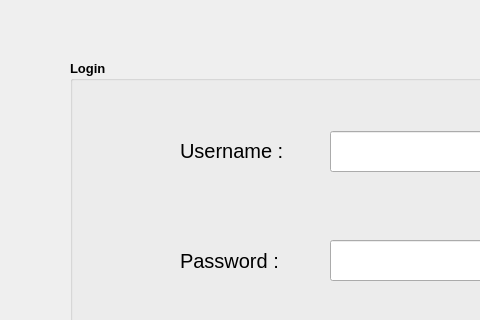
Above: login.ui from Hossein-Fazel/UI-final-project before the change; both pictures show x 0 to 480 and y 0 to 320 of the 800 by 600 pixel window. Below: the same form after it.
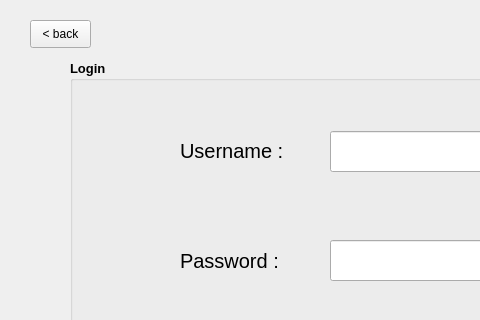
That is the form after the change.

What changed in the file:
```diff
--- a/login.ui
+++ b/login.ui
@@ -128,6 +128,19 @@
      <string>Login</string>
     </property>
    </widget>
+   <widget class="QPushButton" name="btn_back">
+    <property name="geometry">
+     <rect>
+      <x>30</x>
+      <y>20</y>
+      <width>61</width>
+      <height>28</height>
+     </rect>
+    </property>
+    <property name="text">
+     <string>&lt; back</string>
+    </property>
+   </widget>
    <zorder>groupBox</zorder>
    <zorder>login_btn</zorder>
    <zorder>label</zorder>
```
Left out of the diff: 1 changed line with no effect on the pictures.
